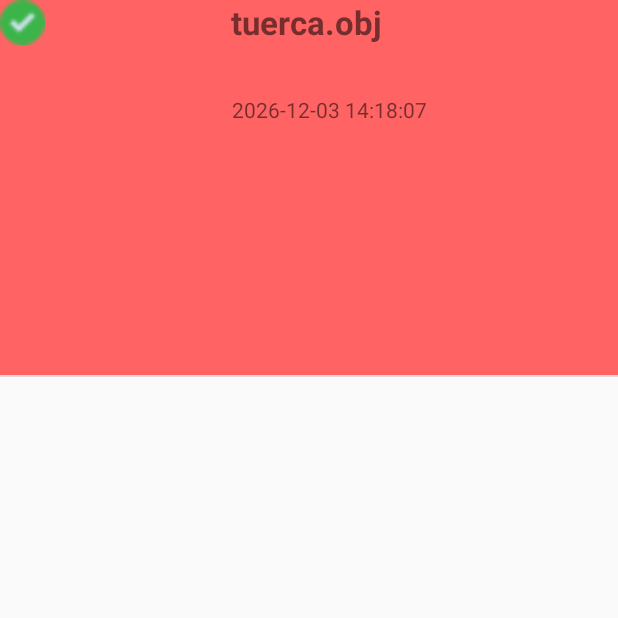
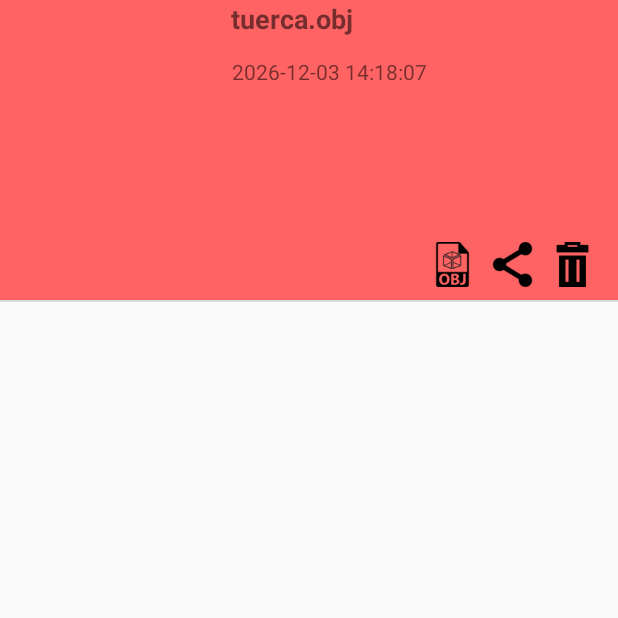
Before and after one commit to cesarimm/TrabajoTerminal_II, an Android app: the ObjListActivity screen opened directly, with no data from a screen before it, on a phone screen of 412 x 824 dp, the top half of it. Run offline under Robolectric (Android 15) with nearby library versions, the phone set to English and light mode, and no system bars.

Commit message:
ListView Share and View

```diff
--- a/Rediseno3D/app/src/main/java/com/example/rediseno3d/OBJAdapter.java
+++ b/Rediseno3D/app/src/main/java/com/example/rediseno3d/OBJAdapter.java
@@ -1,14 +1,18 @@
 package com.example.rediseno3d;
 
 import android.content.Context;
+import android.content.DialogInterface;
+import android.content.Intent;
 import android.graphics.Bitmap;
 import android.graphics.BitmapFactory;
+import android.net.Uri;
 import android.os.Build;
 import android.os.Environment;
 import android.view.LayoutInflater;
 import android.view.View;
 import android.view.ViewGroup;
 import android.widget.ArrayAdapter;
+import android.widget.Button;
 import android.widget.ImageView;
 import android.widget.TextView;
 import android.widget.Toast;
@@ -27,6 +31,8 @@ import java.util.List;
 
 import androidx.annotation.NonNull;
 import androidx.annotation.RequiresApi;
+import androidx.appcompat.app.AlertDialog;
+import androidx.core.content.FileProvider;
 
 @RequiresApi(api = Build.VERSION_CODES.O)
 
@@ -48,7 +54,9 @@ public class OBJAdapter extends ArrayAdapter {
     }
 
     @Override
-    public View getView(int position, View convertView, ViewGroup parent) {
+    public View getView(final int position, View convertView, ViewGroup parent) {
+
+        final int  aux = position;
 
         LayoutInflater layoutInflater =(LayoutInflater) LayoutInflater.from(parent.getContext());
 
@@ -66,6 +74,7 @@ public class OBJAdapter extends ArrayAdapter {
         TextView tvFecha = (TextView) listItemView.findViewById(R.id.lvFecha);
         ImageView tvImageView = (ImageView) listItemView.findViewById(R.id.imageViewInflado);
 
+
         // Obtener el item actual
         OBJ item = items.get(position);
 
@@ -74,7 +83,7 @@ public class OBJAdapter extends ArrayAdapter {
         // Actualizar los Views
         tvTitulo.setText(item.getNombre());
         tvFecha.setText(item.getFecha());
-
+        final String nombre = item.getNombre();
         //Trabajar con la imagen de cada uno
         File file = new File(Environment.getExternalStorageDirectory() + "/R3D/imagenes/IMG_20200603_175302.jpg");
 
@@ -85,6 +94,43 @@ public class OBJAdapter extends ArrayAdapter {
             e.printStackTrace();
         }
 
+        ////Para los botones
+        Button compartir = (Button) listItemView.findViewById(R.id.btnCompartir);
+        final Button visualizar = (Button) listItemView.findViewById(R.id.btnVisualizar);
+        Button eliminar = (Button) listItemView.findViewById(R.id.btnEliminar);
+
+        eliminar.setOnClickListener(new View.OnClickListener() {
+            @Override
+            public void onClick(View view) {
+                Toast.makeText(getContext(), "eliminar"+aux, Toast.LENGTH_SHORT).show();
+                items.remove(aux);
+                notifyDataSetChanged();
+            }
+        });
+
+        visualizar.setOnClickListener(new View.OnClickListener() {
+            @Override
+            public void onClick(View view) {
+                Toast.makeText(getContext(), "visualizar"+aux, Toast.LENGTH_SHORT).show();
+                abrirVisualizador(getContext(), nombre);
+            }
+        });
+
+        compartir.setOnClickListener(new View.OnClickListener() {
+            @Override
+            public void onClick(View view) {
+                //Uri path = FileProvider.getUriForFile(getContext(), "com.restart.sharingdata", new File(Environment.getExternalStorageDirectory()+"/R3D/obj/"+nombre));
+                //Uri path = Uri.fromFile(new File(Environment.getExternalStorageDirectory()+"/R3D/obj/"+nombre));
+                Uri path = FileProvider.getUriForFile(getContext(), "com.example.rediseno3d", new File(Environment.getExternalStorageDirectory()+"/R3D/obj/"+nombre));
+                Intent shareIntent = new Intent();
+                shareIntent.setAction(Intent.ACTION_SEND);
+                shareIntent.putExtra(Intent.EXTRA_TEXT, "R3D: ");
+                shareIntent.putExtra(Intent.EXTRA_STREAM, path);
+                shareIntent.addFlags(Intent.FLAG_GRANT_READ_URI_PERMISSION);
+                shareIntent.setType("text/*");
+                getContext().startActivity(Intent.createChooser(shareIntent, "Share..."));
+            }
+        });
 
         return listItemView;
     }
@@ -123,5 +169,43 @@ public class OBJAdapter extends ArrayAdapter {
         return archivos;
     }
 
+    private void abrirVisualizador(Context contexto, String nombreArchvo){
+        try{
+            ///Obtener los datos para la libreria de OPENGL a partir del OBJ
+            float vertices[]  = Figura.getVertices(nombreArchvo);
+            byte indices[]  = Figura.getIndices(nombreArchvo);
+
+            float colors[]= new float[(vertices.length/3)*4];
+
+            for(int x=0;x<(vertices.length/3)*4;x++){
+                colors[x] = 0.5f;
+            }
+
+            // Toast.makeText(getApplicationContext(), "Item: "+textView.getText().toString(), Toast.LENGTH_LONG).show();
+            Intent intent = new Intent(contexto, Visualizador.class);
+            intent.putExtra("Vertices", vertices);
+            intent.putExtra("Indices", indices);
+            intent.putExtra("Colores", colors);
+            contexto.startActivity(intent);
+        }catch(Exception e){
+            ///NJo es posible abrir
+            AlertDialog.Builder build = new AlertDialog.Builder(contexto);
+            build.setMessage("Calidad no soportada por el visualizador");
+            build.setTitle("Visualizador");
+            build.setPositiveButton("OK", new DialogInterface.OnClickListener() {
+                @Override
+                public void onClick(DialogInterface dialogInterface, int i) {
+
+                }
+            });
+
+            AlertDialog dialog = build.create();
+            dialog.show();
+        }
+    }
+
+
+    ///Compartir
+
 
 }
--- a/Rediseno3D/app/src/main/res/layout/dis_obj.xml
+++ b/Rediseno3D/app/src/main/res/layout/dis_obj.xml
@@ -2,14 +2,14 @@
 <RelativeLayout
     xmlns:android="http://schemas.android.com/apk/res/android"
     android:layout_width="match_parent"
-    android:layout_height="250dp"
+    android:layout_height="200dp"
     android:background="@color/color2"
     android:orientation="vertical">
 
     <ImageView
         android:id="@+id/imageViewInflado"
         android:layout_width="120dp"
-        android:layout_height="130dp"
+        android:layout_height="140dp"
         android:layout_above="@+id/lvFecha"
         android:layout_alignParentLeft="true"
         android:layout_marginBottom="-64dp"
@@ -24,22 +24,48 @@
         android:layout_alignParentTop="true"
         android:layout_marginRight="98dp"
         android:text="Hola!!!"
-        android:textSize="22sp"
+        android:textSize="18dp"
         android:textStyle="bold" />
 
     <TextView
         android:id="@+id/lvFecha"
         android:layout_width="257dp"
         android:layout_height="123dp"
+        android:layout_marginTop="30dp"
         android:layout_alignParentRight="true"
         android:layout_centerVertical="true"
         android:text="AQUÍ VA EL CONTENIDO DEL MENSAJE" />
 
     <Button
-        android:id="@+id/btnListo"
+        android:id="@+id/btnEliminar"
         android:layout_width="30dp"
         android:layout_height="30dp"
-        android:background="@drawable/check"
+        android:layout_below="@+id/lvFecha"
+        android:layout_toLeftOf="@+id/lvFecha"
+        android:background="@drawable/basura"
+        android:layout_marginRight="15dp"
+        android:textSize="8dp"
+        android:layout_alignParentRight="true"/>
+
+    <Button
+        android:id="@+id/btnCompartir"
+        android:layout_width="30dp"
+        android:layout_height="30dp"
+        android:layout_marginRight="10dp"
+        android:layout_below="@+id/lvFecha"
+        android:layout_toLeftOf="@+id/btnEliminar"
+        android:background="@drawable/share"
+        android:textSize="8dp" />
+
+    <Button
+        android:id="@+id/btnVisualizar"
+        android:layout_width="30dp"
+        android:layout_height="30dp"
+        android:layout_marginLeft="10dp"
+        android:layout_marginRight="10dp"
+        android:layout_below="@+id/lvFecha"
+        android:layout_toLeftOf="@+id/btnCompartir"
+        android:background="@drawable/obj"
         android:textSize="8dp" />
 
 
--- /dev/null
+++ b/Rediseno3D/app/src/main/res/xml/filepaths.xml
@@ -0,0 +1,5 @@
+<?xml version="1.0" encoding="utf-8"?>
+<paths xmlns:android="http://schemas.android.com/apk/res/android">
+    <external-path
+        name="external_files" path="." />
+</paths>
```
Also changed, not shown: Rediseno3D/app/src/main/AndroidManifest.xml (+15 -1 lines), Rediseno3D/app/src/main/java/com/example/rediseno3d/ObjListActivity.java (+9 -0 lines), Rediseno3D/app/src/main/java/com/example/rediseno3d/Visualizador.java (+8 -0 lines), Rediseno3D/app/src/main/res/drawable/basura.png (added), Rediseno3D/app/src/main/res/drawable/cubo.png (added), Rediseno3D/app/src/main/res/drawable/obj.png (added), Rediseno3D/app/src/main/res/drawable/share.png (added).
